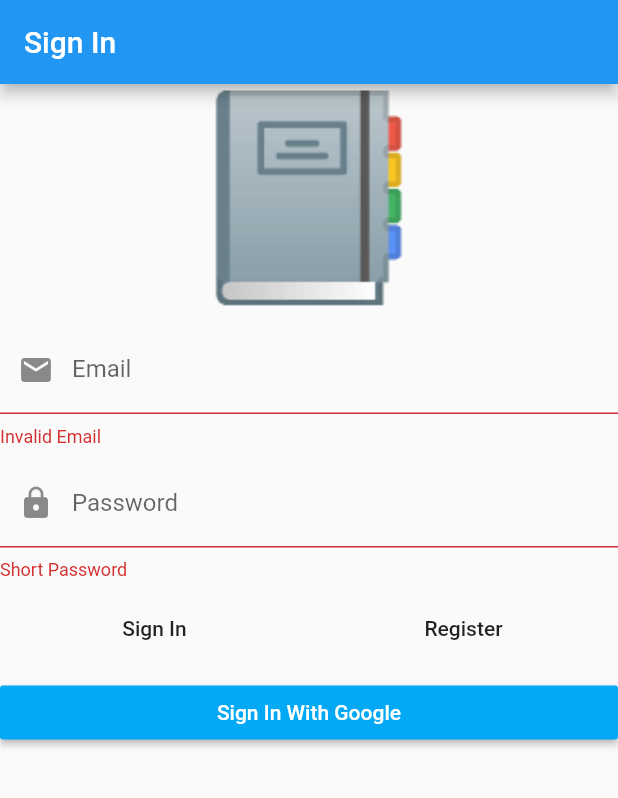
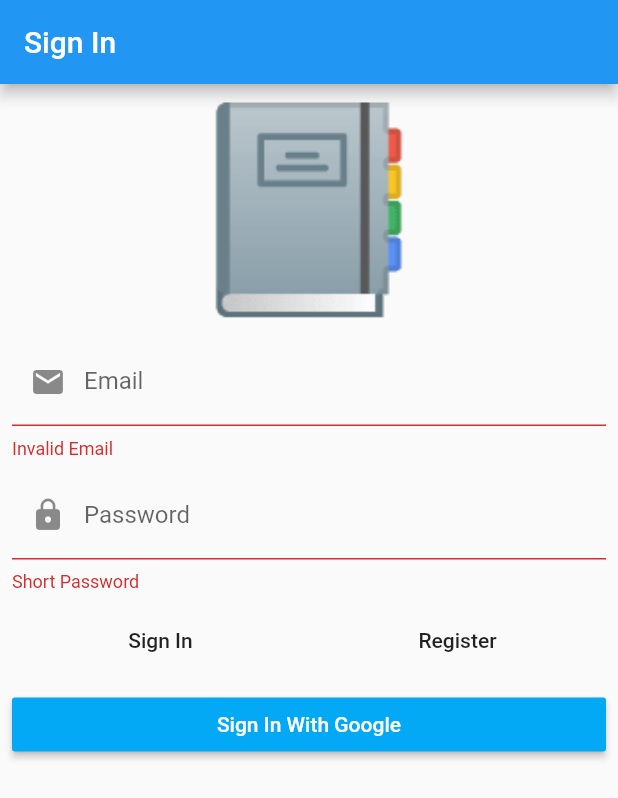
Before and after one commit to omawang/flutter_ddd_todos, a Flutter app: the screen it shows after launch, on a phone screen of 412 x 824 dp. Shown: the top 798 px of the screen. Run offline on Flutter 3.47's test engine with Material 2 defaults, Android fonts, the phone set to English and light mode, and no system bars; our stand-ins replace auto_route, bloc, dartz, firebase_auth, firebase_core, flushbar and 6 more; accounts and stored records are empty; generated files the repository leaves out were written again.

Commit message:
notes value_objects and validator

```diff
--- a/lib/domain/core/failures.dart
+++ b/lib/domain/core/failures.dart
@@ -4,11 +4,53 @@ part 'failures.freezed.dart';
 
 @freezed
 abstract class ValueFailure<T> with _$ValueFailure<T> {
+  const factory ValueFailure.exceedingLength({
+    @required T failedValue,
+    @required int max,
+  }) = ExceedingLength<T>;
+
+  const factory ValueFailure.empty({
+    @required T failedValue,
+  }) = Empty<T>;
+
+  const factory ValueFailure.multiline({
+    @required T failedValue,
+  }) = Multiline<T>;
+
+  const factory ValueFailure.listTooLong({
+    @required T failedValue,
+    @required int max,
+  }) = ListTooLong<T>;
+
   const factory ValueFailure.invalidEmail({
-    @required String failedValue,
+    @required T failedValue,
   }) = InvalidEmail<T>;
 
   const factory ValueFailure.shortPassword({
-    @required String failedValue,
+    @required T failedValue,
   }) = ShortPassword<T>;
 }
+
+// @freezed
+// abstract class ValueFailure<T> with _$ValueFailure<T> {
+//   const factory ValueFailure.auth(AuthValueFailure<T> f) = _Auth<T>;
+// }
+
+// @freezed
+// abstract class AuthValueFailure<T> with _$AuthValueFailure<T> {
+//   const factory AuthValueFailure.invalidEmail({
+//     @required String failedValue,
+//   }) = InvalidEmail<T>;
+
+//   const factory AuthValueFailure.shortPassword({
+//     @required String failedValue,
+//   }) = ShortPassword<T>;
+// }
+
+// @freezed
+// abstract class NotesValueFailure<T> with _$NotesValueFailure<T> {
+//   const factory NotesValueFailure.exceedingLength({
+//     @required String failedValue,
+//     @required int max,
+//   }) = ExceedingLength<T>;
+// }
--- /dev/null
+++ b/lib/domain/core/value_transformers.dart
@@ -0,0 +1,5 @@
+import 'dart:ui';
+
+Color makeColorOpaque(Color color) {
+  return color.withOpacity(1);
+}
--- a/lib/presentation/sign_in/widgets/sign_in_form.dart
+++ b/lib/presentation/sign_in/widgets/sign_in_form.dart
@@ -32,6 +32,7 @@ class SignInForm extends StatelessWidget {
         return Form(
           autovalidateMode: AutovalidateMode.always,
           child: ListView(
+            padding: const EdgeInsets.all(8),
             children: [
               const Text('📔',
                   textAlign: TextAlign.center,
@@ -69,6 +70,7 @@ class SignInForm extends StatelessWidget {
                   prefixIcon: Icon(Icons.lock),
                   labelText: 'Password',
                 ),
+                obscureText: true,
                 autocorrect: false,
                 onChanged: (value) {
                   context
@@ -120,6 +122,10 @@ class SignInForm extends StatelessWidget {
                   style: TextStyle(color: Colors.white),
                 ),
               ),
+              if (state.isSubmitting) ...[
+                const SizedBox(height: 8),
+                const LinearProgressIndicator(value: null),
+              ]
             ],
           ),
         );
--- a/lib/presentation/splash/splash_page.dart
+++ b/lib/presentation/splash/splash_page.dart
@@ -14,8 +14,7 @@ class SplashPage extends StatelessWidget {
         state.map(
           initial: (_) {},
           authenticated: (_) {
-            // ignore: avoid_print
-            print('i am authenticated');
+            //
           },
           unauthenticated: (_) {
             ExtendedNavigator.of(context).replace(Routes.signInPage);
--- a/pubspec.yaml
+++ b/pubspec.yaml
@@ -34,6 +34,7 @@ dependencies:
   get_it: ^5.0.6
   google_sign_in: ^4.5.9
   injectable: ^1.0.7
+  kt_dart: ^0.8.0
   uuid: ^2.2.2
 
 dev_dependencies:
```
Also changed, not shown: lib/domain/core/value_validators.dart (+35 -4 lines), lib/domain/notes/value_objects.dart (added, +86 -0 lines), lib/infrastucture/auth/firebase_auth_facade.dart (+4 -4 lines), lib/domain/core/failures.freezed.dart, pubspec.lock.
